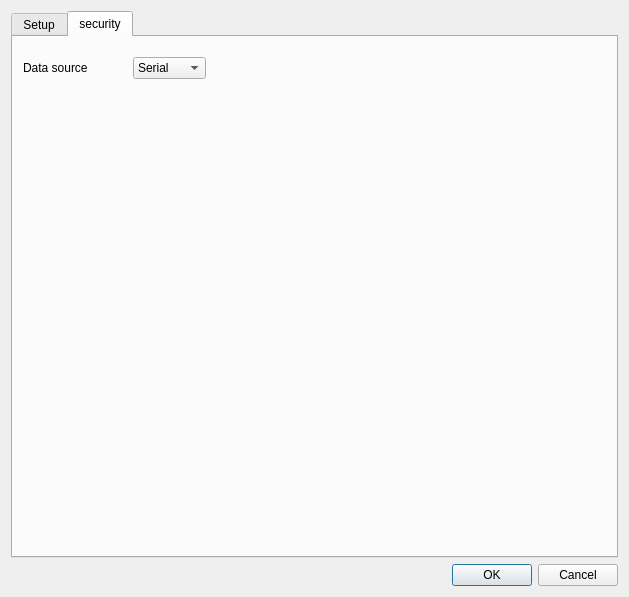
First picture: the form in SettingsDialog.ui, repository fupe/digitizer2, before the edit.
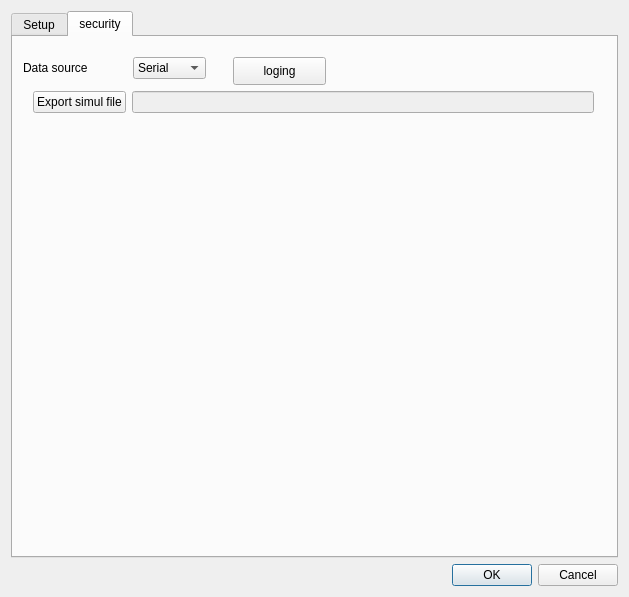
Second picture: the form after the edit. The open tabs and pages were chosen to show the change.

Commit message: priprava na logovani

Diff of the .ui file:
```diff
--- a/SettingsDialog.ui
+++ b/SettingsDialog.ui
@@ -490,6 +490,48 @@
         <string>Data source</string>
        </property>
       </widget>
+      <widget class="QWidget" name="layoutWidget_2">
+       <property name="geometry">
+        <rect>
+         <x>20</x>
+         <y>50</y>
+         <width>561</width>
+         <height>30</height>
+        </rect>
+       </property>
+       <layout class="QHBoxLayout" name="horizontalLayout_9" stretch="0,0">
+        <item>
+         <widget class="QPushButton" name="button_browse_simul">
+          <property name="text">
+           <string>Export simul file</string>
+          </property>
+         </widget>
+        </item>
+        <item>
+         <widget class="QLineEdit" name="lineEdit_simul_file">
+          <property name="enabled">
+           <bool>false</bool>
+          </property>
+         </widget>
+        </item>
+       </layout>
+      </widget>
+      <widget class="QPushButton" name="pushButton_logging_enagle">
+       <property name="geometry">
+        <rect>
+         <x>220</x>
+         <y>20</y>
+         <width>93</width>
+         <height>28</height>
+        </rect>
+       </property>
+       <property name="text">
+        <string>loging</string>
+       </property>
+       <property name="checkable">
+        <bool>true</bool>
+       </property>
+      </widget>
      </widget>
     </widget>
    </item>
```
Left out of the diff: 2 changed lines with no effect on the pictures.
